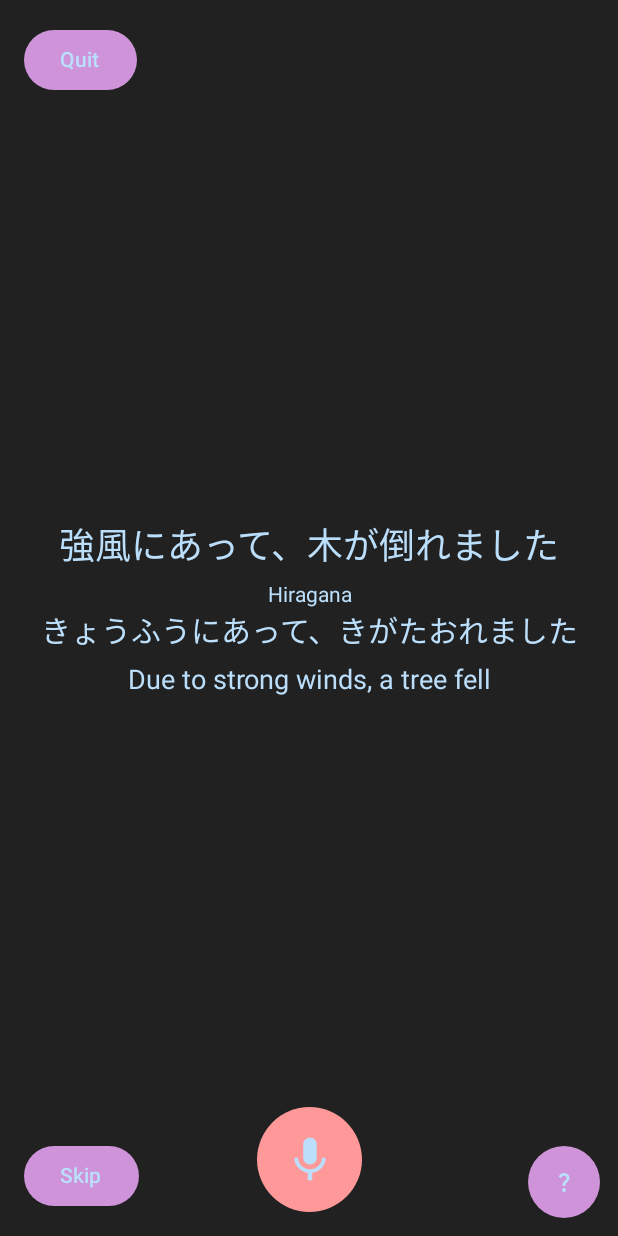
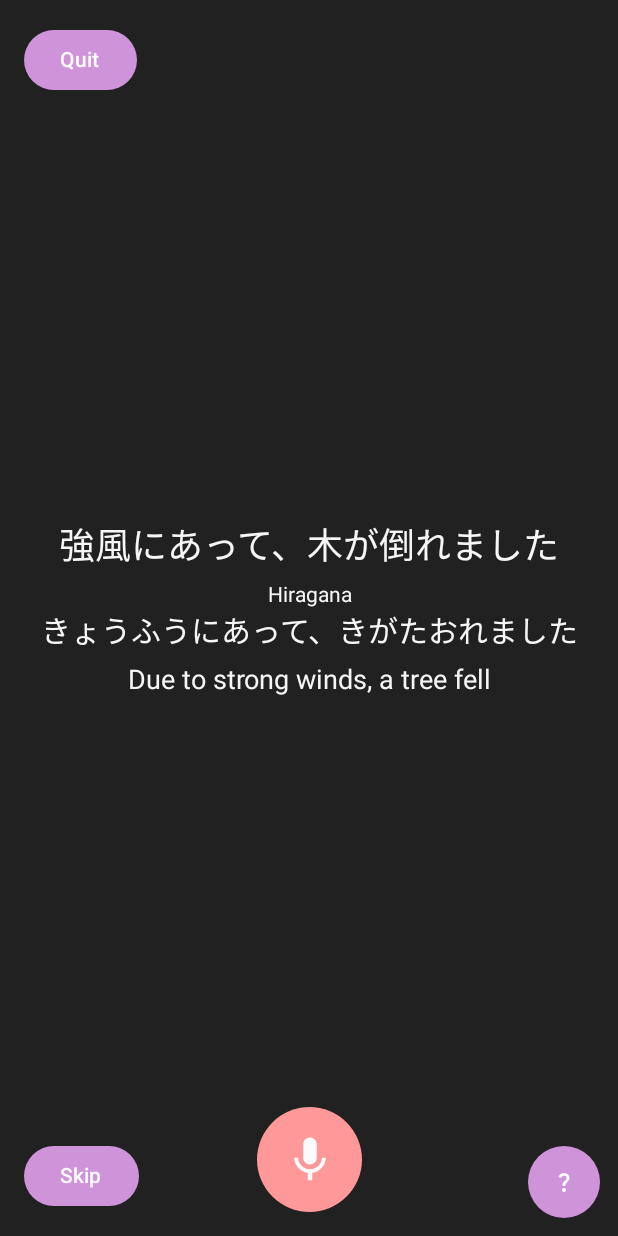
Before and after one commit to robpineda/koekoi, an Android app built with Jetpack Compose: the GameActivity screen opened directly, with no data from a screen before it, after a tap on "Show Help", on a phone screen of 412 x 824 dp. Run offline under Robolectric (Android 15) with nearby library versions, the phone set to English and light mode, and no system bars; libraries missing offline, so code that uses them is left out: com.atilika.kuromoji; 1 other tap on this screen came first.

Commit message:
modified colors from pastel blue to white

```diff
--- a/app/src/main/java/com/robertopineda/koekoi/GameActivity.kt
+++ b/app/src/main/java/com/robertopineda/koekoi/GameActivity.kt
@@ -385,7 +385,7 @@ fun GameScreen(
                 .padding(16.dp),
             colors = ButtonDefaults.buttonColors(
                 containerColor = Color(0xFFCE93D8), // Pastel purple
-                contentColor = Color(0xFFBBDEFB) // Pastel blue text
+                contentColor = Color(0xFFFCFCFC)
             )
         ) {
             Text("Quit")
@@ -402,7 +402,7 @@ fun GameScreen(
                 text = phrases[currentIndex].spoken,
                 fontSize = 24.sp,
                 textAlign = TextAlign.Center,
-                color = Color(0xFFBBDEFB) // Pastel blue
+                color = Color(0xFFF6F6F6)
             )
             Spacer(modifier = Modifier.height(8.dp))
 
@@ -415,13 +415,13 @@ fun GameScreen(
                     Text(
                         text = "Hiragana",
                         fontSize = 14.sp,
-                        color = Color(0xFFBBDEFB) // Pastel blue
+                        color = Color(0xFFF6F6F6)
                     )
                     Text(
                         text = phrases[currentIndex].reading,
                         fontSize = 20.sp,
                         textAlign = TextAlign.Center,
-                        color = Color(0xFFBBDEFB) // Pastel blue
+                        color = Color(0xFFF6F6F6)
                     )
                 }
             }
@@ -436,7 +436,7 @@ fun GameScreen(
                     text = phrases[currentIndex].english,
                     fontSize = 18.sp,
                     textAlign = TextAlign.Center,
-                    color = Color(0xFFBBDEFB) // Pastel blue
+                    color = Color(0xFFF6F6F6)
                 )
             }
             if (showHelp) Spacer(modifier = Modifier.height(16.dp))
@@ -452,7 +452,7 @@ fun GameScreen(
                 isCorrect?.let {
                     Text(
                         text = if (it) "Correct!" else "Incorrect!",
-                        color = Color(0xFFBBDEFB), // Pastel blue
+                        color = Color(0xFFF6F6F6),
                         fontSize = 30.sp,
                         textAlign = TextAlign.Center
                     )
@@ -464,7 +464,7 @@ fun GameScreen(
             text = spokenText,
             fontSize = 18.sp,
             textAlign = TextAlign.Center,
-            color = Color(0xFFBBDEFB), // Pastel blue
+            color = Color(0xFFF6F6F6),
             modifier = Modifier
                 .align(Alignment.BottomCenter)
                 .padding(bottom = 150.dp)
@@ -504,7 +504,7 @@ fun GameScreen(
             Icon(
                 imageVector = Icons.Filled.Mic,
                 contentDescription = "Speak",
-                tint = Color(0xFFBBDEFB), // Pastel blue
+                tint = Color(0xFFFCFCFC),
                 modifier = Modifier.size(36.dp)
             )
         }
@@ -515,12 +515,12 @@ fun GameScreen(
                 .align(Alignment.BottomEnd)
                 .padding(16.dp)
                 .size(40.dp)
-                .background(Color(0xFFCE93D8), shape = CircleShape) // Pastel purple
+                .background(Color(0xFFCE93D8), shape = CircleShape)
         ) {
             Icon(
                 imageVector = Icons.Default.QuestionMark,
                 contentDescription = "Show Help",
-                tint = Color(0xFFBBDEFB), // Pastel blue
+                tint = Color(0xFFFCFCFC),
                 modifier = Modifier.size(16.dp)
             )
         }
@@ -542,7 +542,7 @@ fun GameScreen(
                 .padding(16.dp),
             colors = ButtonDefaults.buttonColors(
                 containerColor = Color(0xFFCE93D8), // Pastel purple
-                contentColor = Color(0xFFBBDEFB) // Pastel blue text
+                contentColor = Color(0xFFFCFCFC)
             )
         ) {
             Text(
```
